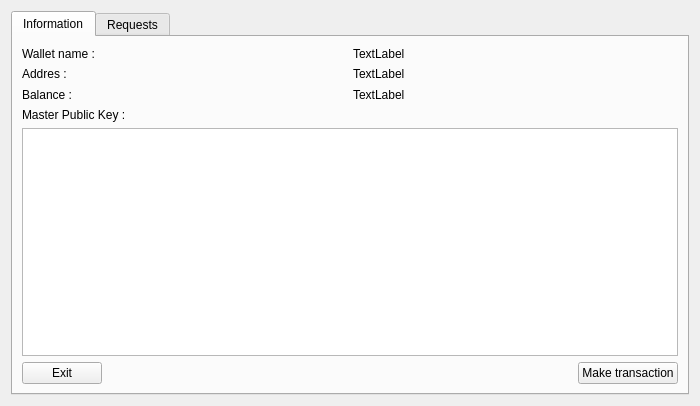
Old version of the form online_wallet/forms/informationwindow.ui in the repository bmstu-iu8-2018-project/wallet.
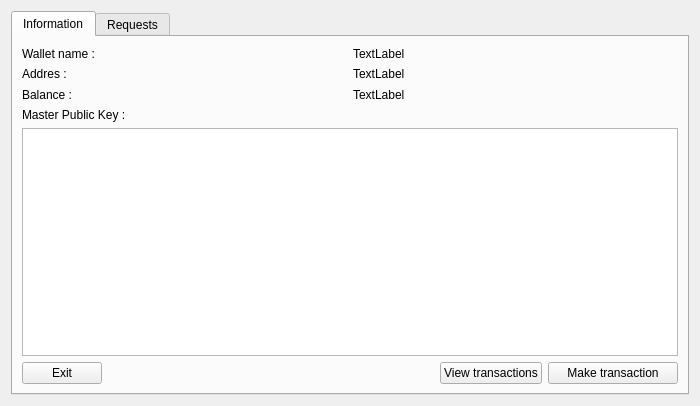
New version of the form.

What changed in the file:
```diff
--- a/online_wallet/forms/informationwindow.ui
+++ b/online_wallet/forms/informationwindow.ui
@@ -13,7 +13,7 @@
   <property name="windowTitle">
    <string>Form</string>
   </property>
-  <layout class="QVBoxLayout" name="verticalLayout_6">
+  <layout class="QVBoxLayout" name="verticalLayout_2">
    <item>
     <widget class="QTabWidget" name="tabwidget">
      <property name="currentIndex">
@@ -23,7 +23,7 @@
       <attribute name="title">
        <string>Information</string>
       </attribute>
-      <layout class="QVBoxLayout" name="verticalLayout_2">
+      <layout class="QVBoxLayout" name="verticalLayout_6">
        <item>
         <layout class="QHBoxLayout" name="horizontalLayout_2">
          <item>
@@ -117,12 +117,71 @@
            </property>
           </widget>
          </item>
-         <item alignment="Qt::AlignRight">
-          <widget class="QPushButton" name="make_transaction">
-           <property name="text">
-            <string>Make transaction</string>
+         <item>
+          <layout class="QFormLayout" name="formLayout">
+           <property name="labelAlignment">
+            <set>Qt::AlignRight|Qt::AlignTrailing|Qt::AlignVCenter</set>
            </property>
-          </widget>
+           <property name="formAlignment">
+            <set>Qt::AlignRight|Qt::AlignTop|Qt::AlignTrailing</set>
+           </property>
+           <property name="leftMargin">
+            <number>0</number>
+           </property>
+           <property name="rightMargin">
+            <number>6</number>
+           </property>
+           <property name="bottomMargin">
+            <number>0</number>
+           </property>
+           <item row="0" column="0">
+            <widget class="QPushButton" name="view_tx">
+             <property name="sizePolicy">
+              <sizepolicy hsizetype="Preferred" vsizetype="Preferred">
+               <horstretch>0</horstretch>
+               <verstretch>0</verstretch>
+              </sizepolicy>
+             </property>
+             <property name="maximumSize">
+              <size>
+               <width>150</width>
+               <height>16777215</height>
+              </size>
+             </property>
+             <property name="text">
+              <string>View transactions</string>
+             </property>
+            </widget>
+           </item>
+           <item row="0" column="1">
+            <widget class="QPushButton" name="make_transaction">
+             <property name="enabled">
+              <bool>true</bool>
+             </property>
+             <property name="sizePolicy">
+              <sizepolicy hsizetype="Preferred" vsizetype="Preferred">
+               <horstretch>0</horstretch>
+               <verstretch>0</verstretch>
+              </sizepolicy>
+             </property>
+             <property name="minimumSize">
+              <size>
+               <width>0</width>
+               <height>0</height>
+              </size>
+             </property>
+             <property name="maximumSize">
+              <size>
+               <width>130</width>
+               <height>16777215</height>
+              </size>
+             </property>
+             <property name="text">
+              <string>Make transaction</string>
+             </property>
+            </widget>
+           </item>
+          </layout>
          </item>
         </layout>
        </item>
```
Left out of the diff: 10 changed lines with no effect on the pictures.
